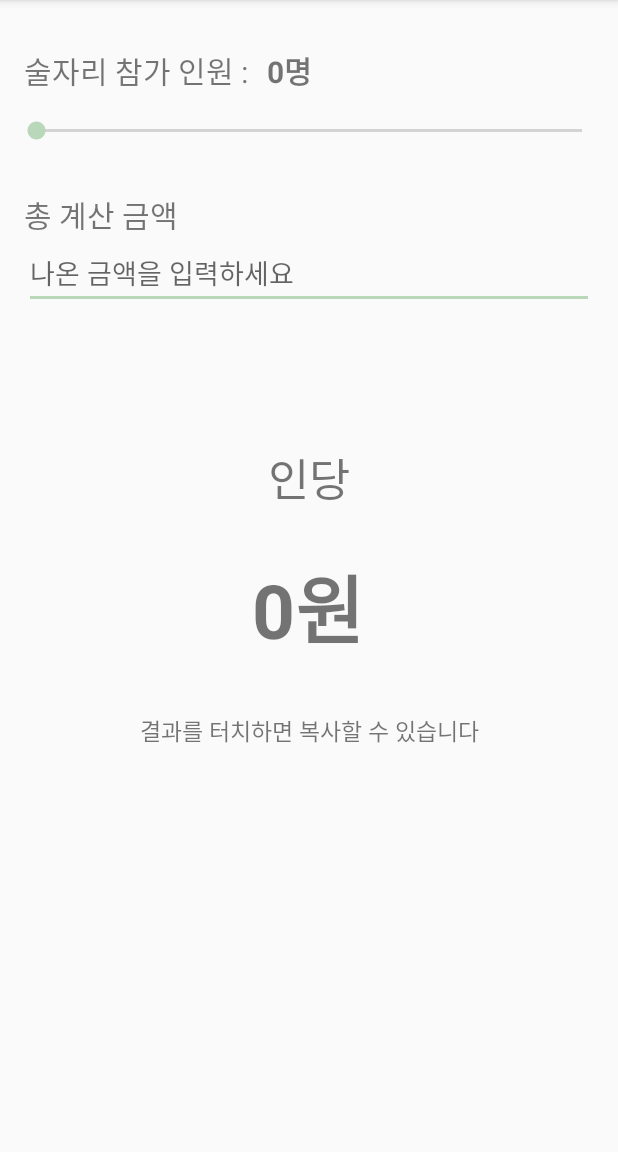
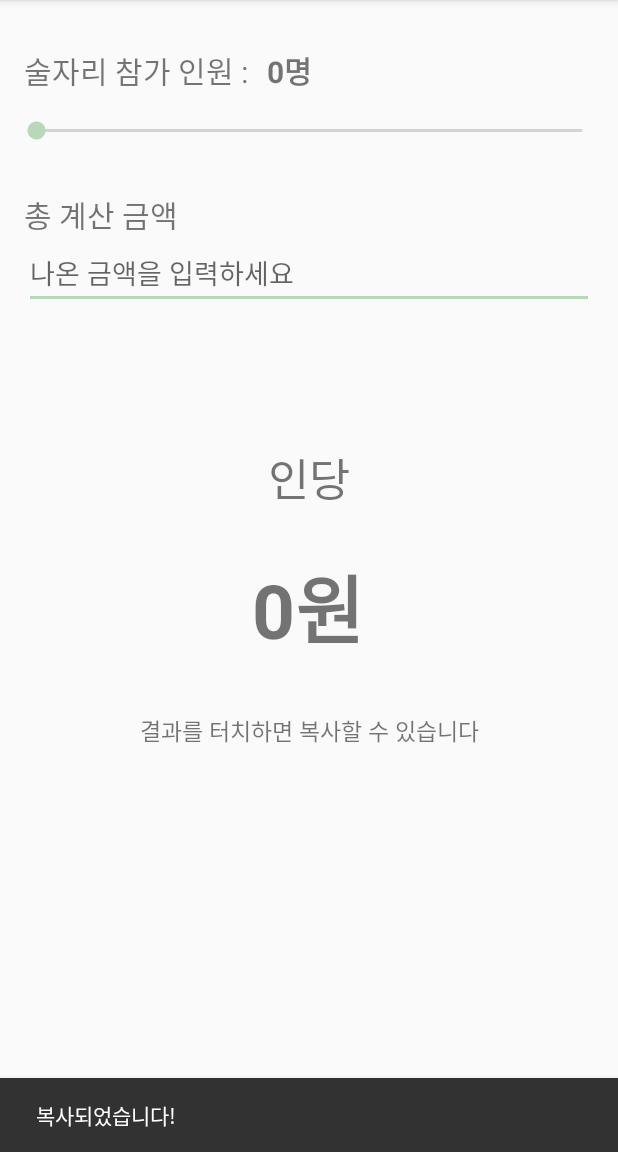
Before and after one commit to H43RO/Hate-Alcohol-Calculator, an Android app: the NormalCaculatorActivity screen opened directly, with no data from a screen before it, after a tap on "0원", on a phone screen of 412 x 824 dp, the part 84-1236 px from its top. Run offline under Robolectric (Android 15) with nearby library versions, the phone set to English and light mode, and no system bars.

Commit message:
Migration Toast to SnackBar

```diff
--- a/app/build.gradle
+++ b/app/build.gradle
@@ -34,4 +34,8 @@ dependencies {
     androidTestImplementation 'androidx.test.ext:junit:1.1.1'
     androidTestImplementation 'androidx.test.espresso:espresso-core:3.2.0'
     implementation 'com.android.support:cardview-v7:28.0.0' //Cardview
+
+    // 1: Design Support Library
+    implementation "com.android.support:design:$supportLibraryVersion"
+
 }
--- a/app/src/main/java/com/haerokim/hate_alcohol/HateResultActivity.kt
+++ b/app/src/main/java/com/haerokim/hate_alcohol/HateResultActivity.kt
@@ -8,6 +8,7 @@ import androidx.appcompat.app.AppCompatActivity
 import android.os.Bundle
 import android.util.Log
 import android.widget.Toast
+import com.google.android.material.snackbar.Snackbar
 import kotlinx.android.synthetic.main.activity_hate_result.*
 import kotlinx.android.synthetic.main.activity_normal_caculator.*
 
@@ -55,9 +56,7 @@ class HateResultActivity : AppCompatActivity() {
             clipData = ClipData.newPlainText("TOTAL", result)
             clipboardManager.primaryClip = clipData
 
-            Toast.makeText(this, "복사되었습니다!", Toast.LENGTH_LONG).show()
-            Log.d("Check","CHECKING")
-
+            Snackbar.make(hate_result_layout, "복사되었습니다!", Snackbar.LENGTH_LONG).show()
         }
 
 
--- a/app/src/main/java/com/haerokim/hate_alcohol/NormalCaculatorActivity.kt
+++ b/app/src/main/java/com/haerokim/hate_alcohol/NormalCaculatorActivity.kt
@@ -11,6 +11,7 @@ import android.util.Log
 import android.widget.SeekBar
 import android.widget.Toast
 import androidx.core.widget.addTextChangedListener
+import com.google.android.material.snackbar.Snackbar
 import kotlinx.android.synthetic.main.activity_hate_calculator.*
 import kotlinx.android.synthetic.main.activity_hate_calculator.count_member
 import kotlinx.android.synthetic.main.activity_hate_calculator.seekBar_hate
@@ -64,9 +65,7 @@ class NormalCaculatorActivity : AppCompatActivity() {
             clipData = ClipData.newPlainText("TOTAL", result)
             clipboardManager.primaryClip = clipData
 
-            Toast.makeText(this, "복사되었습니다!", Toast.LENGTH_LONG).show()
-            Log.d("Check","CHECKING")
-
+            Snackbar.make(normal_layout, "복사되었습니다!", Snackbar.LENGTH_LONG).show()
         }
 
     }
--- a/app/src/main/res/layout/activity_hate_result.xml
+++ b/app/src/main/res/layout/activity_hate_result.xml
@@ -3,6 +3,7 @@
     xmlns:app="http://schemas.android.com/apk/res-auto"
     xmlns:tools="http://schemas.android.com/tools"
     android:layout_width="match_parent"
+    android:id="@+id/hate_result_layout"
     android:layout_height="match_parent"
     tools:context=".HateResultActivity">
 
--- a/app/src/main/res/layout/activity_normal_caculator.xml
+++ b/app/src/main/res/layout/activity_normal_caculator.xml
@@ -4,6 +4,7 @@
     xmlns:tools="http://schemas.android.com/tools"
     android:layout_width="match_parent"
     android:layout_height="match_parent"
+    android:id="@+id/normal_layout"
     tools:context=".HateCalculatorActivity">
 
     <SeekBar
--- a/build.gradle
+++ b/build.gradle
@@ -2,6 +2,7 @@
 
 buildscript {
     ext.kotlin_version = '1.3.72'
+    ext.supportLibraryVersion = '27.1.1'
     repositories {
         google()
         jcenter()
```
